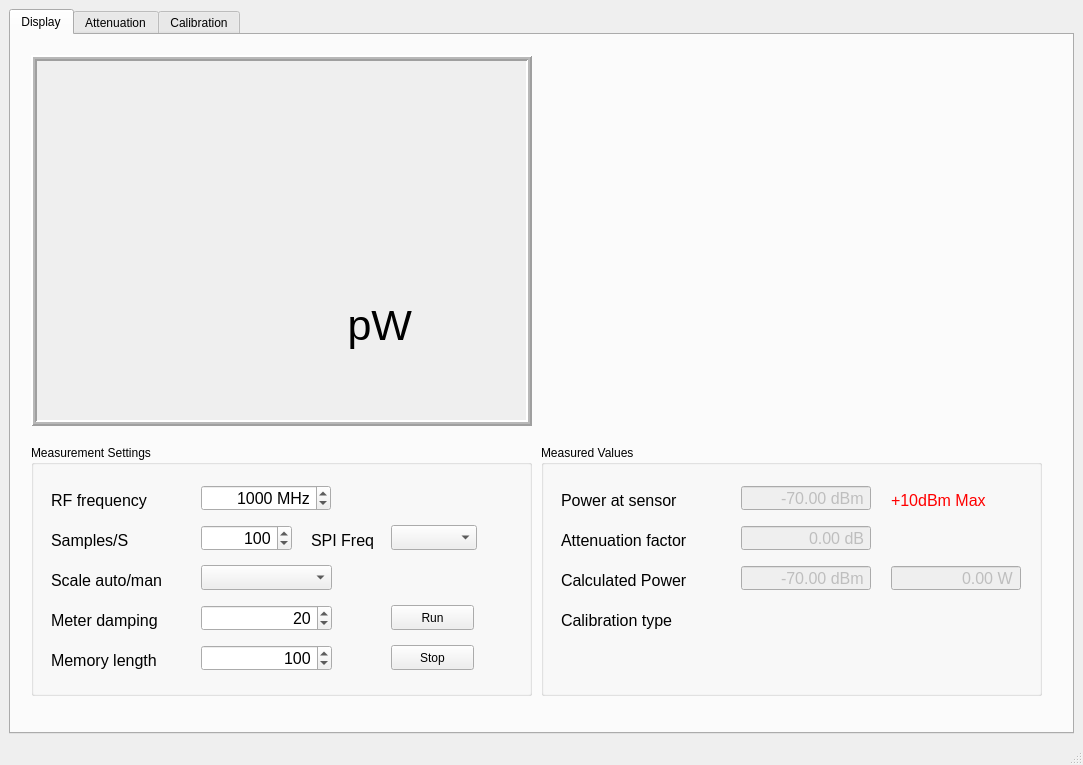
g4ixt/RFPowerMeter, file powerMeter.ui: the form before one commit.
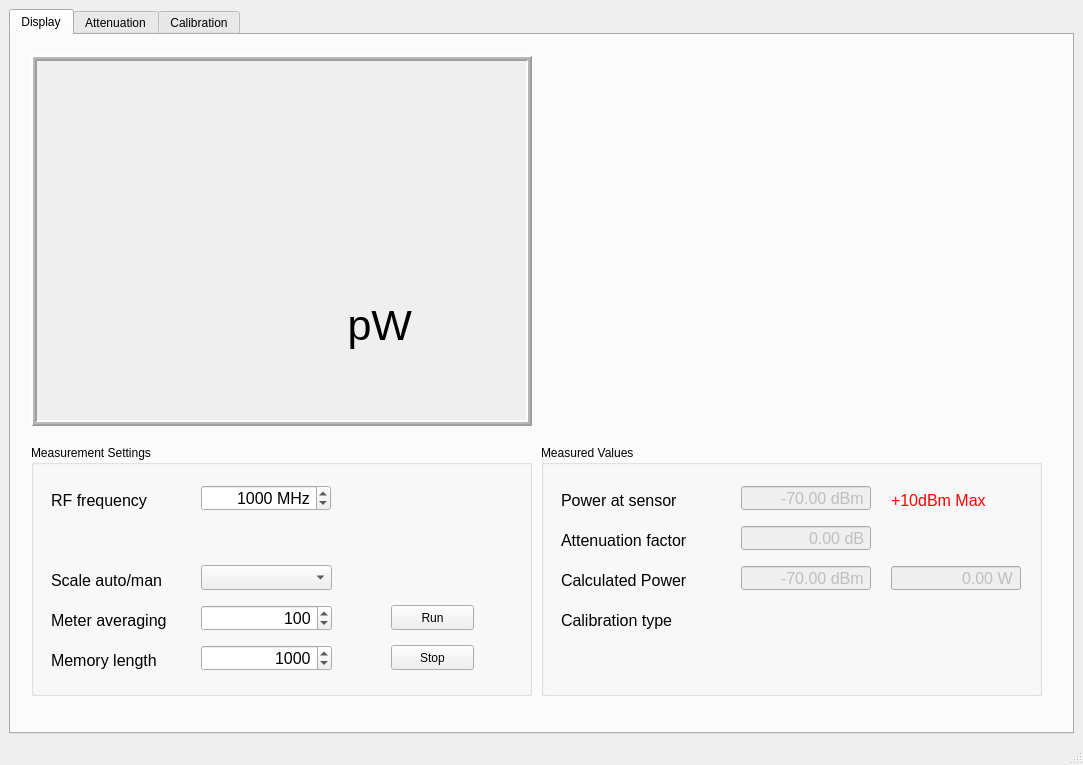
The form after the commit. Custom widgets are drawn as their Qt base class.

The edit to the form file:
```diff
--- a/powerMeter.ui
+++ b/powerMeter.ui
@@ -172,60 +172,6 @@
           <string>RF frequency</string>
          </property>
         </widget>
-        <widget class="QSpinBox" name="samples">
-         <property name="geometry">
-          <rect>
-           <x>170</x>
-           <y>80</y>
-           <width>91</width>
-           <height>26</height>
-          </rect>
-         </property>
-         <property name="font">
-          <font>
-           <pointsize>12</pointsize>
-          </font>
-         </property>
-         <property name="alignment">
-          <set>Qt::AlignRight|Qt::AlignTrailing|Qt::AlignVCenter</set>
-         </property>
-         <property name="suffix">
-          <string/>
-         </property>
-         <property name="prefix">
-          <string/>
-         </property>
-         <property name="minimum">
-          <number>10</number>
-         </property>
-         <property name="maximum">
-          <number>10000</number>
-         </property>
-         <property name="singleStep">
-          <number>10</number>
-         </property>
-         <property name="value">
-          <number>100</number>
-         </property>
-        </widget>
-        <widget class="QLabel" name="label_2">
-         <property name="geometry">
-          <rect>
-           <x>20</x>
-           <y>80</y>
-           <width>121</width>
-           <height>30</height>
-          </rect>
-         </property>
-         <property name="font">
-          <font>
-           <pointsize>12</pointsize>
-          </font>
-         </property>
-         <property name="text">
-          <string>Samples/S</string>
-         </property>
-        </widget>
         <widget class="QLabel" name="label_11">
          <property name="geometry">
           <rect>
@@ -268,13 +214,13 @@
           <set>Qt::AlignRight|Qt::AlignTrailing|Qt::AlignVCenter</set>
          </property>
          <property name="minimum">
-          <number>1</number>
+          <number>10</number>
          </property>
          <property name="maximum">
           <number>1000</number>
          </property>
          <property name="value">
-          <number>20</number>
+          <number>100</number>
          </property>
         </widget>
         <widget class="QLabel" name="label_4">
@@ -328,16 +274,16 @@
           <set>Qt::AlignRight|Qt::AlignTrailing|Qt::AlignVCenter</set>
          </property>
          <property name="minimum">
-          <number>5</number>
+          <number>100</number>
          </property>
          <property name="maximum">
-          <number>5000</number>
+          <number>100000</number>
          </property>
          <property name="singleStep">
           <number>100</number>
          </property>
          <property name="value">
-          <number>100</number>
+          <number>1000</number>
          </property>
         </widget>
         <widget class="QLabel" name="label_15">
@@ -355,7 +301,7 @@
           </font>
          </property>
          <property name="text">
-          <string>Meter damping</string>
+          <string>Meter averaging</string>
          </property>
         </widget>
         <widget class="QPushButton" name="runButton">
@@ -384,34 +330,6 @@
           <string>Stop</string>
          </property>
         </widget>
-        <widget class="QComboBox" name="spiF">
-         <property name="geometry">
-          <rect>
-           <x>360</x>
-           <y>80</y>
-           <width>86</width>
-           <height>25</height>
-          </rect>
-         </property>
-        </widget>
-        <widget class="QLabel" name="label_3">
-         <property name="geometry">
-          <rect>
-           <x>280</x>
-           <y>80</y>
-           <width>71</width>
-           <height>30</height>
-          </rect>
-         </property>
-         <property name="font">
-          <font>
-           <pointsize>12</pointsize>
-          </font>
-         </property>
-         <property name="text">
-          <string>SPI Freq</string>
-         </property>
-        </widget>
        </widget>
        <widget class="PlotWidget" name="graphWidget" native="true">
         <property name="geometry">
```
Left out of the diff: 7 changed lines with no effect on the pictures.
